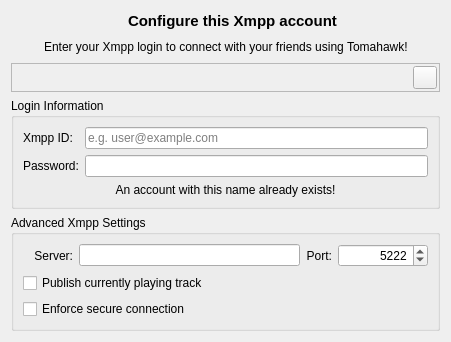
Old version of the form src/accounts/xmpp/XmppConfigWidget.ui in the repository tomahawk-player/tomahawk.
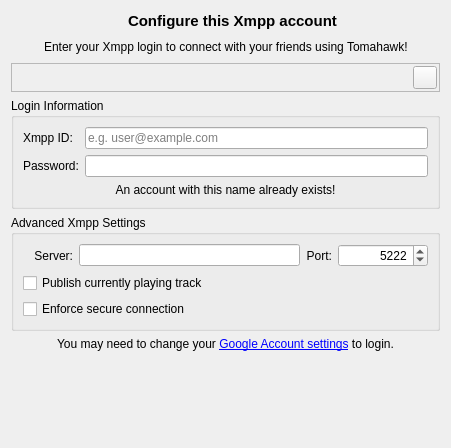
New version of the form. Icons and pictures are not drawn.

Commit message: Added a link to prompt users with restrictive security settings on google.

```diff
--- a/src/accounts/xmpp/XmppConfigWidget.ui
+++ b/src/accounts/xmpp/XmppConfigWidget.ui
@@ -7,7 +7,7 @@
     <x>0</x>
     <y>0</y>
     <width>451</width>
-    <height>337</height>
+    <height>448</height>
    </rect>
   </property>
   <property name="minimumSize">
@@ -413,6 +413,31 @@
      </layout>
     </widget>
    </item>
+   <item>
+    <widget class="QLabel" name="googleHint">
+     <property name="maximumSize">
+      <size>
+       <width>16777215</width>
+       <height>20</height>
+      </size>
+     </property>
+     <property name="text">
+      <string>&lt;html&gt;&lt;head/&gt;&lt;body&gt;&lt;p&gt;You may need to change your &lt;a href=&quot;https://www.google.com/settings/security/lesssecureapps&quot;&gt;&lt;span style=&quot; text-decoration: underline; color:#0000ff;&quot;&gt;Google Account settings&lt;/span&gt;&lt;/a&gt; to login.&lt;/p&gt;&lt;/body&gt;&lt;/html&gt;</string>
+     </property>
+     <property name="textFormat">
+      <enum>Qt::RichText</enum>
+     </property>
+     <property name="alignment">
+      <set>Qt::AlignCenter</set>
+     </property>
+     <property name="openExternalLinks">
+      <bool>true</bool>
+     </property>
+     <property name="textInteractionFlags">
+      <set>Qt::TextBrowserInteraction</set>
+     </property>
+    </widget>
+   </item>
    <item>
     <spacer name="verticalSpacer">
      <property name="orientation">
```
The commit also changes 3 other files.
